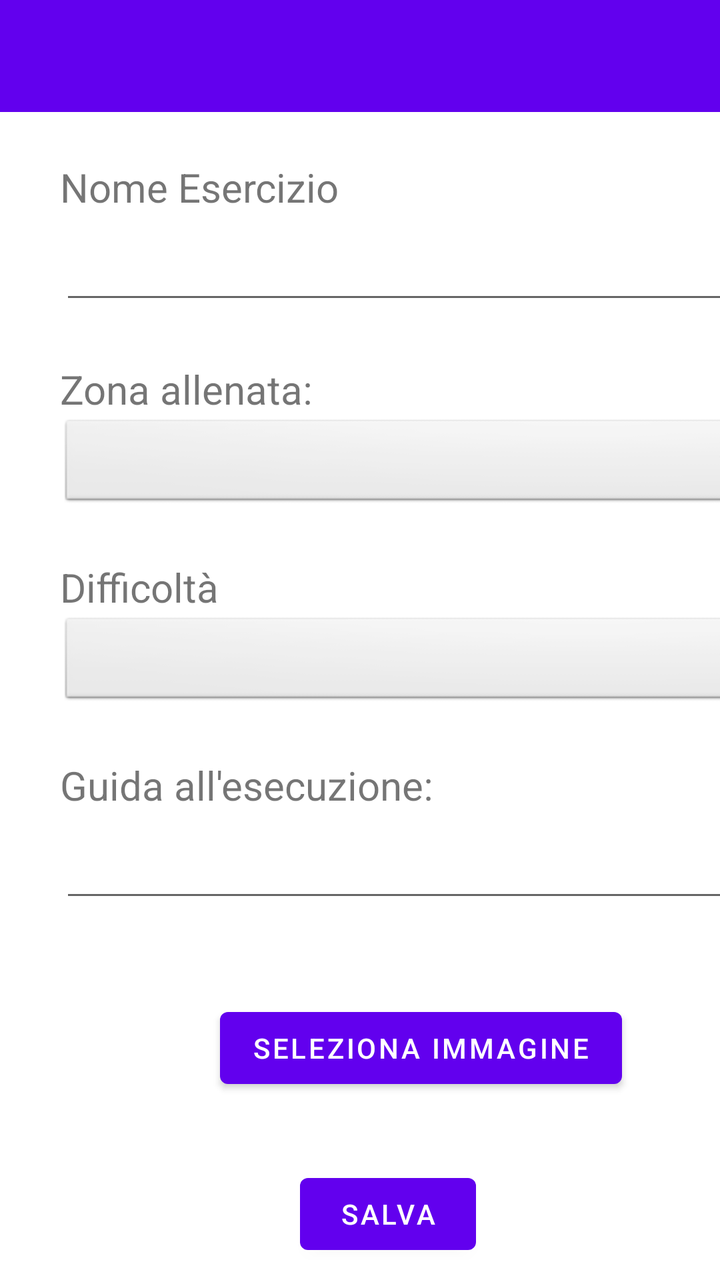
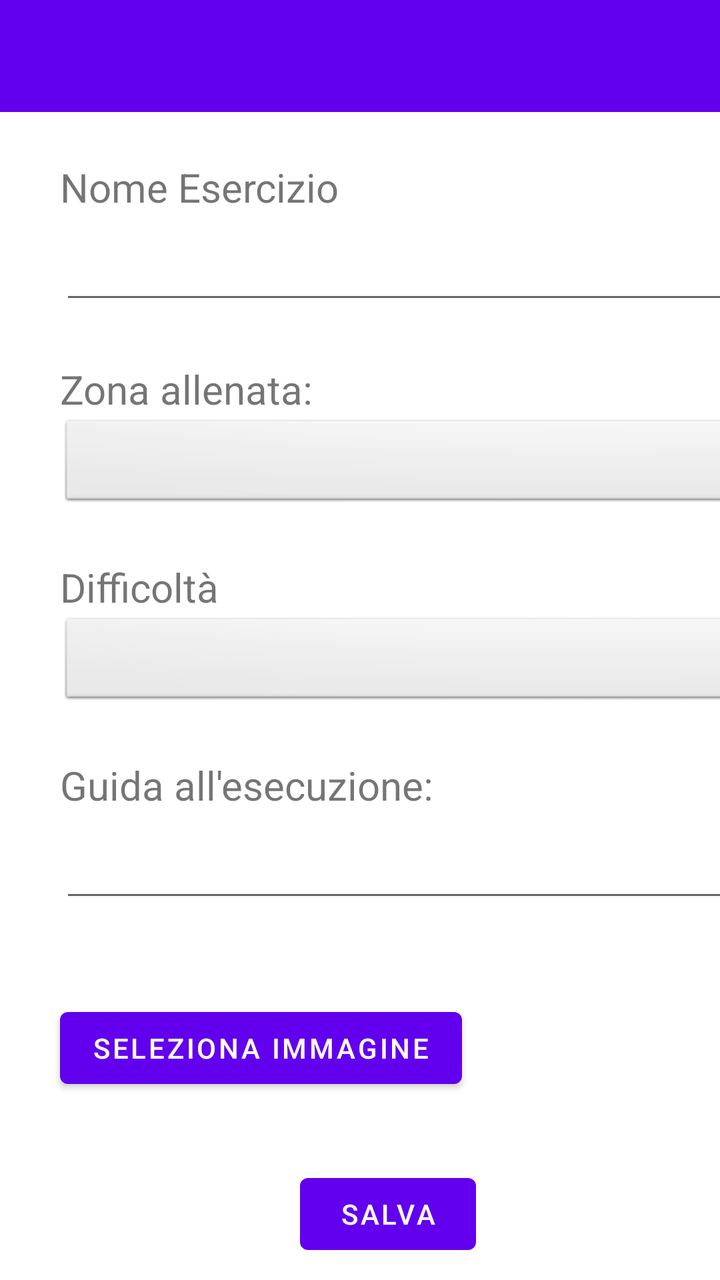

An Android layout rendered at two revisions. The XML below is the earlier revision; the diff shows what the commit changed to produce the second picture.
<!-- AndroidManifest.xml: application theme Theme.YourCali -->
<!-- res/layout/activity_exercise_creation.xml -->
<?xml version="1.0" encoding="utf-8"?>
<LinearLayout xmlns:android="http://schemas.android.com/apk/res/android"
    xmlns:tools="http://schemas.android.com/tools"
    android:layout_width="match_parent"
    android:layout_height="match_parent"
    android:orientation="vertical"
    tools:context=".ExerciseCreationActivity">

    <androidx.appcompat.widget.Toolbar
        android:id="@+id/exerciseCreationToolbar"
        android:layout_width="match_parent"
        android:layout_height="wrap_content"
        android:background="?attr/colorPrimary"
        android:minHeight="?attr/actionBarSize"
        android:theme="?attr/actionBarTheme" />

    <Space
        android:id="@+id/space"
        android:layout_width="403dp"
        android:layout_height="24dp" />

    <TextView
        android:layout_width="wrap_content"
        android:layout_height="wrap_content"
        android:layout_marginHorizontal="30sp"
        android:text="@string/nome_esercizio"
        android:textSize="20sp" />

    <EditText
        android:id="@+id/exerciseNamePlain"
        android:layout_width="360sp"
        android:layout_height="50sp"
        android:layout_marginHorizontal="30sp"
        android:autofillHints=""
        android:ems="10"
        android:inputType="textPersonName"
        android:labelFor="@+id/exerciseNamePlain"
        tools:ignore="SpeakableTextPresentCheck" />

    <Space
        android:layout_width="match_parent"
        android:layout_height="24dp" />

    <TextView
        android:id="@+id/textView4"
        android:layout_width="wrap_content"
        android:layout_height="wrap_content"
        android:layout_marginHorizontal="30sp"
        android:text="@string/zona_allenata"
        android:textSize="20sp" />

    <Spinner
        android:id="@+id/spinnerZona"
        android:layout_width="360dp"
        android:layout_height="48dp"
        android:layout_marginHorizontal="30sp"
        android:background="@android:drawable/btn_dropdown"
        android:spinnerMode="dropdown"
        tools:ignore="SpeakableTextPresentCheck" />

    <Space
        android:id="@+id/space2"
        android:layout_width="match_parent"
        android:layout_height="24dp" />

    <TextView
        android:id="@+id/textView3"
        android:layout_width="wrap_content"
        android:layout_height="wrap_content"
        android:layout_marginHorizontal="30sp"
        android:text="@string/difficolta"
        android:textSize="20sp" />

    <Spinner
        android:id="@+id/spinnerDifficolta"
        android:layout_width="360dp"
        android:layout_height="48dp"
        android:layout_marginHorizontal="30sp"
        android:background="@android:drawable/btn_dropdown"
        android:spinnerMode="dropdown"
        tools:ignore="SpeakableTextPresentCheck" />

    <Space
        android:id="@+id/space3"
        android:layout_width="match_parent"
        android:layout_height="24dp" />

    <TextView
        android:id="@+id/textView2"
        android:layout_width="wrap_content"
        android:layout_height="wrap_content"
        android:layout_marginHorizontal="30sp"
        android:text="@string/guida_all_esecuzione"
        android:textSize="20sp" />

    <EditText
        android:id="@+id/helpGuidePlain"
        android:layout_width="360sp"
        android:layout_height="50sp"
        android:layout_marginHorizontal="30sp"
        android:autofillHints=""
        android:inputType="textMultiLine"
        android:labelFor="@id/helpGuidePlain"
        tools:ignore="SpeakableTextPresentCheck" />

    <Space
        android:id="@+id/space4"
        android:layout_width="403dp"
        android:layout_height="24dp" />

    <LinearLayout
        android:layout_width="match_parent"
        android:layout_height="79dp"
        android:orientation="horizontal">

        <ImageView
            android:id="@+id/imageView"
            android:layout_width="80dp"
            android:layout_height="80dp"
            android:layout_marginStart="30sp"
            android:contentDescription="@string/immagine_esercizio"/>

        <Button
            android:id="@+id/gallery"
            android:layout_width="wrap_content"
            android:layout_height="wrap_content"
            android:layout_marginTop="20sp"
            android:text="@string/seleziona_immagine" />
    </LinearLayout>

    <Space
        android:layout_width="match_parent"
        android:layout_height="24dp" />

    <Button
        android:id="@+id/saveExerciseButton"
        android:layout_width="wrap_content"
        android:layout_height="wrap_content"
        android:layout_marginStart="150sp"
        android:gravity="center"
        android:text="@string/salva"
        android:textAlignment="center" />

</LinearLayout>
<!-- resources referenced by this layout -->
<resources>
  <string name="difficolta">Difficoltà</string>
  <string name="guida_all_esecuzione">Guida all\'esecuzione:</string>
  <string name="immagine_esercizio">Immagine esercizio</string>
  <string name="nome_esercizio">Nome Esercizio</string>
  <string name="salva">Salva</string>
  <string name="seleziona_immagine">Seleziona immagine</string>
  <string name="zona_allenata">Zona allenata:</string>
  <style name="Theme.YourCali" parent="Theme.MaterialComponents.DayNight.NoActionBar">
          
          <item name="colorPrimary">@color/purple_500</item>
          <item name="colorPrimaryVariant">@color/purple_700</item>
          <item name="colorOnPrimary">@color/white</item>
          
          <item name="colorSecondary">@color/teal_200</item>
          <item name="colorSecondaryVariant">@color/teal_700</item>
          <item name="colorOnSecondary">@color/black</item>
          
          <item name="android:statusBarColor" tools:targetApi="l">@color/DarkOrange</item>
          
      </style>
  <color name="purple_500">#FF6200EE</color>
  <color name="purple_700">#FF3700B3</color>
  <color name="white">#FFFFFFFF</color>
  <color name="teal_200">#FF03DAC5</color>
  <color name="teal_700">#FF018786</color>
  <color name="black">#FF000000</color>
  <color name="DarkOrange">#FFFC7C35</color>
</resources>

<!-- the commit's change to res/layout/activity_exercise_creation.xml (unified diff, before → after) -->
@@ -113,24 +113,33 @@
         android:layout_height="79dp"
         android:orientation="horizontal">
 
-        <ImageView
-            android:id="@+id/imageView"
-            android:layout_width="80dp"
-            android:layout_height="80dp"
-            android:layout_marginStart="30sp"
-            android:contentDescription="@string/immagine_esercizio"/>
-
         <Button
             android:id="@+id/gallery"
             android:layout_width="wrap_content"
             android:layout_height="wrap_content"
+            android:layout_marginHorizontal="30sp"
             android:layout_marginTop="20sp"
             android:text="@string/seleziona_immagine" />
+
+        <ImageView
+            android:id="@+id/imageView"
+            android:layout_marginLeft="30sp"
+            android:layout_width="80dp"
+            android:layout_height="80dp"
+            android:layout_marginStart="30sp"
+            android:contentDescription="@string/immagine_esercizio" />
+
+
     </LinearLayout>
 
-    <Space
+    <TextView
         android:layout_width="match_parent"
-        android:layout_height="24dp" />
+        android:id="@+id/imageError"
+        android:layout_height="24dp"
+        android:text="Attenzione! Inserire un'immagine"
+        android:textColor="@color/Cranberry"
+        android:visibility="invisible"
+        android:textAlignment="center"/>
 
     <Button
         android:id="@+id/saveExerciseButton"
<!-- resource entries referenced after the edit -->
@@ -1,5 +1,6 @@
 <!-- resources referenced by this layout -->
 <resources>
+  <color name="Cranberry">#9F000F</color>
   <string name="difficolta">Difficoltà</string>
   <string name="guida_all_esecuzione">Guida all\'esecuzione:</string>
   <string name="immagine_esercizio">Immagine esercizio</string>
